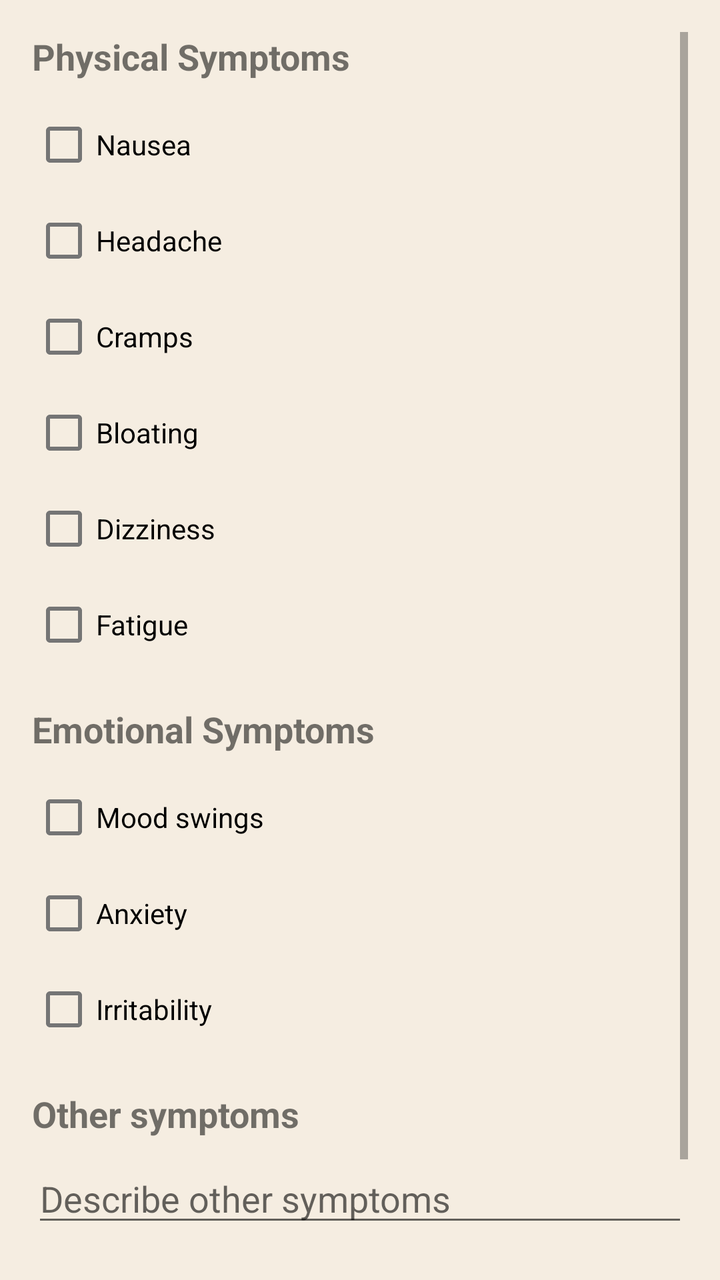
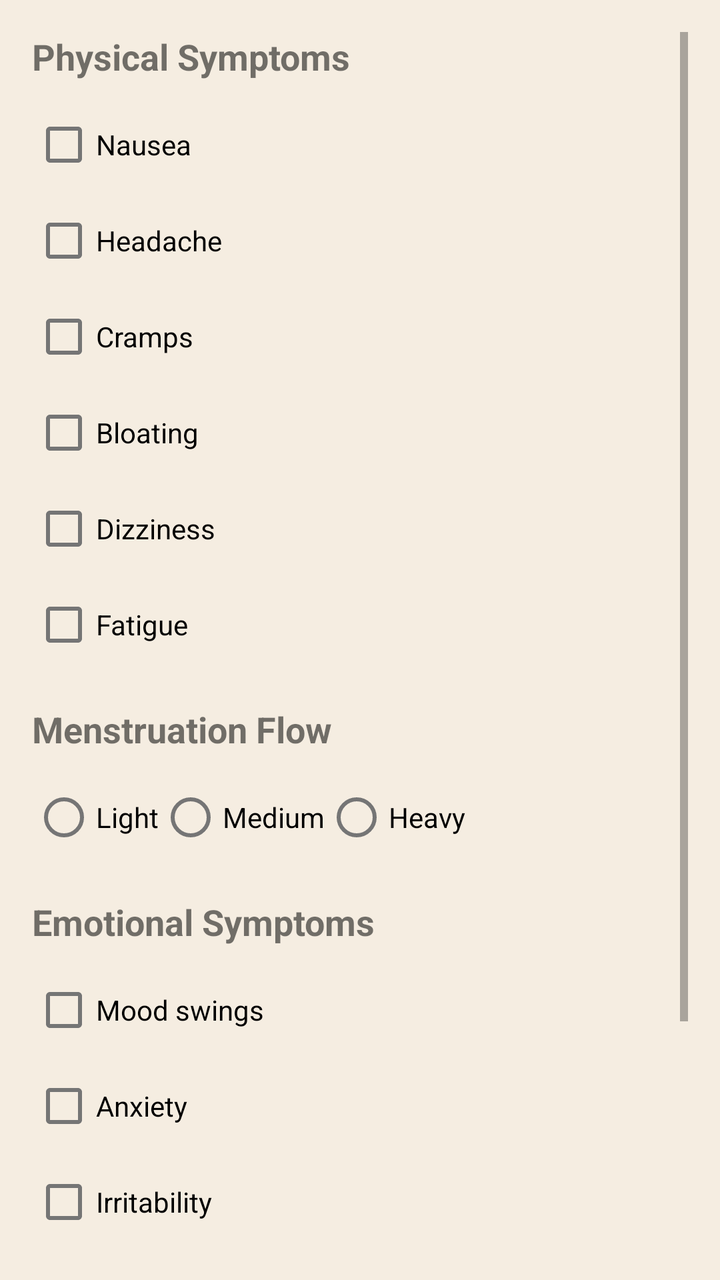

The first picture is an Android layout as it rendered before a commit; the second is the same layout after the commit. The layout source and the unified diff follow.
<!-- AndroidManifest.xml: application theme Theme.LunaFlow -->
<!-- res/layout/activity_log_symptom.xml -->
<?xml version="1.0" encoding="utf-8"?>
<ScrollView xmlns:android="http://schemas.android.com/apk/res/android"
    android:layout_width="match_parent"
    android:layout_height="match_parent"
    android:background="#F5EDE1"
    android:padding="16dp">

    <LinearLayout
        android:layout_width="match_parent"
        android:layout_height="wrap_content"
        android:orientation="vertical">

        <TextView
            android:layout_width="wrap_content"
            android:layout_height="wrap_content"
            android:text="Physical Symptoms"
            android:textSize="18sp"
            android:textStyle="bold"
            android:layout_marginBottom="8dp"/>

        <CheckBox android:id="@+id/nausea" android:layout_width="wrap_content" android:layout_height="wrap_content" android:text="Nausea"/>
        <CheckBox android:id="@+id/headache" android:layout_width="wrap_content" android:layout_height="wrap_content" android:text="Headache"/>
        <CheckBox android:id="@+id/cramps" android:layout_width="wrap_content" android:layout_height="wrap_content" android:text="Cramps"/>
        <CheckBox android:id="@+id/bloating" android:layout_width="wrap_content" android:layout_height="wrap_content" android:text="Bloating"/>
        <CheckBox android:id="@+id/dizziness" android:layout_width="wrap_content" android:layout_height="wrap_content" android:text="Dizziness"/>
        <CheckBox android:id="@+id/fatigue" android:layout_width="wrap_content" android:layout_height="wrap_content" android:text="Fatigue"/>

        <TextView
            android:layout_width="wrap_content"
            android:layout_height="wrap_content"
            android:text="Emotional Symptoms"
            android:textSize="18sp"
            android:textStyle="bold"
            android:layout_marginTop="16dp"
            android:layout_marginBottom="8dp"/>

        <CheckBox android:id="@+id/moodSwings" android:layout_width="wrap_content" android:layout_height="wrap_content" android:text="Mood swings"/>
        <CheckBox android:id="@+id/anxiety" android:layout_width="wrap_content" android:layout_height="wrap_content" android:text="Anxiety"/>
        <CheckBox android:id="@+id/irritability" android:layout_width="wrap_content" android:layout_height="wrap_content" android:text="Irritability"/>

        <TextView
            android:layout_width="wrap_content"
            android:layout_height="wrap_content"
            android:text="Other symptoms"
            android:textSize="18sp"
            android:textStyle="bold"
            android:layout_marginTop="16dp"
            android:layout_marginBottom="8dp"/>

        <EditText
            android:id="@+id/otherSymptoms"
            android:layout_width="match_parent"
            android:layout_height="wrap_content"
            android:hint="Describe other symptoms"/>

        <LinearLayout
            android:layout_width="match_parent"
            android:layout_height="wrap_content"
            android:orientation="horizontal"
            android:layout_marginTop="24dp">

            <Button
                android:id="@+id/saveButton"
                android:layout_width="0dp"
                android:layout_weight="1"
                android:layout_height="wrap_content"
                android:text="Save"
                android:backgroundTint="#C1492E"
                android:textColor="@android:color/white"/>

            <Button
                android:id="@+id/cancelButton"
                android:layout_width="0dp"
                android:layout_weight="1"
                android:layout_height="wrap_content"
                android:text="Cancel"
                android:layout_marginStart="16dp"/>
        </LinearLayout>

    </LinearLayout>
</ScrollView>
<!-- resources referenced by this layout -->
<resources>
  <style name="Theme.LunaFlow" parent="Theme.MaterialComponents.DayNight.NoActionBar">
          
          <item name="android:windowBackground">@color/white</item>
  
          
          <item name="colorPrimary">@color/colorPrimary</item>
          <item name="colorOnPrimary">@color/mainBrown</item> 
  
          
          <item name="colorSecondary">@color/mainRed</item>
          <item name="colorOnSecondary">@color/white</item>
  
          
          <item name="android:statusBarColor">@color/colorPrimary</item>
  
          
          <item name="actionBarTheme">@style/AppActionBar</item>
  
          
          <item name="bottomNavigationStyle">@style/BottomNavStyle</item>
      </style>
  <color name="white">#FFFFFFFF</color>
  <color name="colorPrimary">#EBE4D4</color>
  <color name="mainBrown">#322323</color>
  <color name="mainRed">#B43015</color>
  <style name="AppActionBar" parent="Widget.MaterialComponents.Toolbar">
          <item name="android:layout_height">48dp</item> 
          <item name="android:background">@color/colorPrimary</item> 
          <item name="titleTextColor">@color/mainBrown</item> 
          <item name="subtitleTextColor">@color/mainBrown</item>
          <item name="android:theme">@style/ToolbarTextTheme</item> 
      </style>
  <style name="BottomNavStyle" parent="Widget.MaterialComponents.BottomNavigationView">
          <item name="android:layout_height">50dp</item> 
          <item name="android:background">@color/colorPrimary</item>
      </style>
  <style name="ToolbarTextTheme" parent="ThemeOverlay.MaterialComponents.ActionBar">
          <item name="android:textColorPrimary">@color/mainBrown</item>
          <item name="android:textColorSecondary">@color/mainBrown</item>
          <item name="android:textColor">@color/mainBrown</item>
      </style>
</resources>

<!-- the commit's change to res/layout/activity_log_symptom.xml (unified diff, before → after) -->
@@ -10,6 +10,7 @@
         android:layout_height="wrap_content"
         android:orientation="vertical">
 
+        
         <TextView
             android:layout_width="wrap_content"
             android:layout_height="wrap_content"
@@ -25,6 +26,42 @@
         <CheckBox android:id="@+id/dizziness" android:layout_width="wrap_content" android:layout_height="wrap_content" android:text="Dizziness"/>
         <CheckBox android:id="@+id/fatigue" android:layout_width="wrap_content" android:layout_height="wrap_content" android:text="Fatigue"/>
 
+        
+        <TextView
+            android:layout_width="wrap_content"
+            android:layout_height="wrap_content"
+            android:text="Menstruation Flow"
+            android:textSize="18sp"
+            android:textStyle="bold"
+            android:layout_marginTop="16dp"
+            android:layout_marginBottom="8dp"/>
+
+        <RadioGroup
+            android:id="@+id/flowRadioGroup"
+            android:layout_width="wrap_content"
+            android:layout_height="wrap_content"
+            android:orientation="horizontal">
+
+            <RadioButton
+                android:id="@+id/flowLight"
+                android:layout_width="wrap_content"
+                android:layout_height="wrap_content"
+                android:text="Light"/>
+
+            <RadioButton
+                android:id="@+id/flowMedium"
+                android:layout_width="wrap_content"
+                android:layout_height="wrap_content"
+                android:text="Medium"/>
+
+            <RadioButton
+                android:id="@+id/flowHeavy"
+                android:layout_width="wrap_content"
+                android:layout_height="wrap_content"
+                android:text="Heavy"/>
+        </RadioGroup>
+
+        
         <TextView
             android:layout_width="wrap_content"
             android:layout_height="wrap_content"
@@ -38,10 +75,11 @@
         <CheckBox android:id="@+id/anxiety" android:layout_width="wrap_content" android:layout_height="wrap_content" android:text="Anxiety"/>
         <CheckBox android:id="@+id/irritability" android:layout_width="wrap_content" android:layout_height="wrap_content" android:text="Irritability"/>
 
+        
         <TextView
             android:layout_width="wrap_content"
             android:layout_height="wrap_content"
-            android:text="Other symptoms"
+            android:text="Other Symptoms"
             android:textSize="18sp"
             android:textStyle="bold"
             android:layout_marginTop="16dp"
<!-- resource entries referenced after the edit -->
@@ -6,7 +6,7 @@
   
           
           <item name="colorPrimary">@color/colorPrimary</item>
-          <item name="colorOnPrimary">@color/mainBrown</item> 
+          <item name="colorOnPrimary">@color/mainBrown</item>
   
           
           <item name="colorSecondary">@color/mainRed</item>
@@ -26,14 +26,15 @@
   <color name="mainBrown">#322323</color>
   <color name="mainRed">#B43015</color>
   <style name="AppActionBar" parent="Widget.MaterialComponents.Toolbar">
-          <item name="android:layout_height">48dp</item> 
-          <item name="android:background">@color/colorPrimary</item> 
-          <item name="titleTextColor">@color/mainBrown</item> 
+          <item name="android:layout_height">48dp</item>
+          <item name="android:textSize">18sp</item>
+          <item name="android:background">@color/colorPrimary</item>
+          <item name="titleTextColor">@color/mainBrown</item>
           <item name="subtitleTextColor">@color/mainBrown</item>
-          <item name="android:theme">@style/ToolbarTextTheme</item> 
+          <item name="android:theme">@style/ToolbarTextTheme</item>
       </style>
   <style name="BottomNavStyle" parent="Widget.MaterialComponents.BottomNavigationView">
-          <item name="android:layout_height">50dp</item> 
+          <item name="android:layout_height">30dp</item>
           <item name="android:background">@color/colorPrimary</item>
       </style>
   <style name="ToolbarTextTheme" parent="ThemeOverlay.MaterialComponents.ActionBar">
